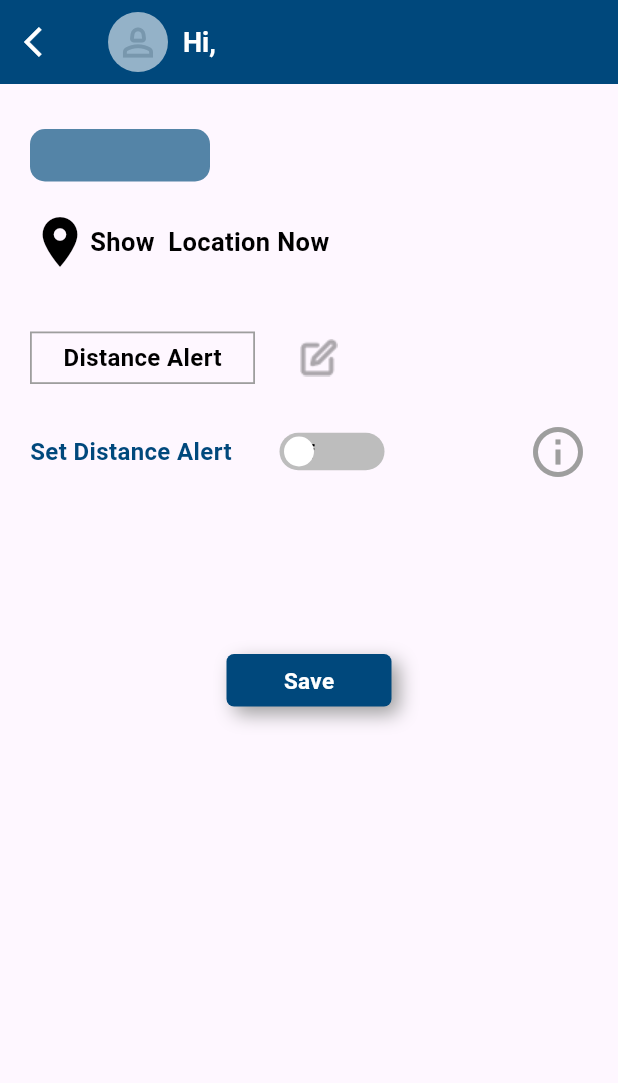
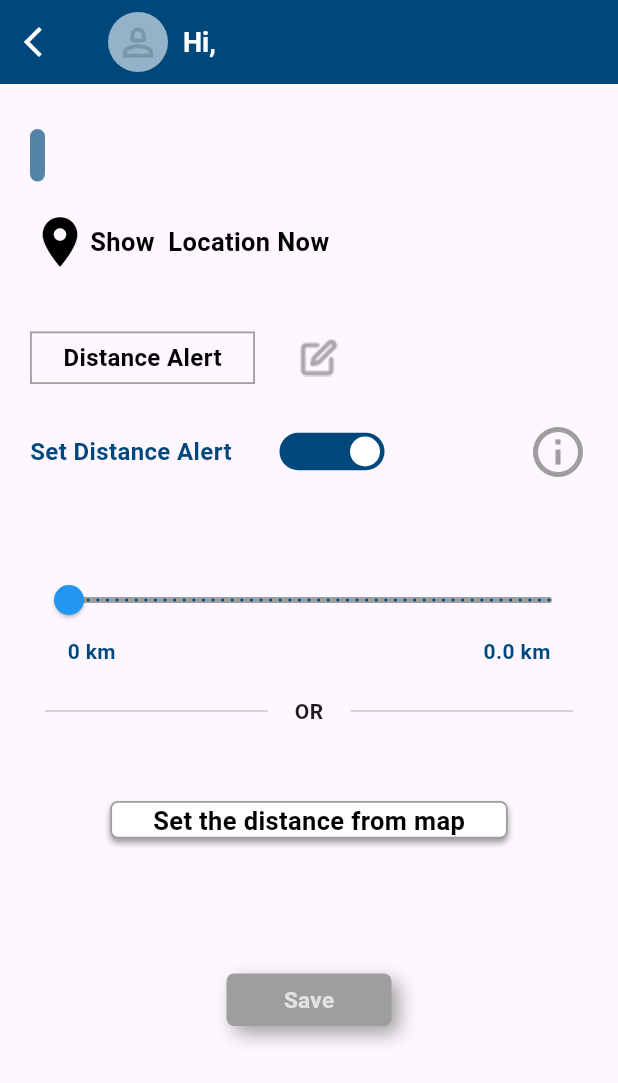
Before and after one commit to aymanaboelela/sight-mata-app-Fluttter-Ai, a Flutter app: the UserlocationnowView screen opened directly with empty values, on a phone screen of 412 x 824 dp. Shown: the top 1083 px of the screen. Run offline on Flutter 3.47's test engine with Material 3 defaults, Android fonts, the phone set to English and light mode, and no system bars; drawn by our look-alikes of modal_progress_hud_nsn; our stand-ins replace bloc, curved_navigation_bar, dots_indicator, flutter_bloc, flutter_screenutil, font_awesome_flutter and 6 more; accounts and stored records are empty; project files that could hold a hidden picture were left out.

Commit message:
feat: add update data functionality and integrate animate_do package

```diff
--- a/lib/controllers/add_data_cubit/data_state.dart
+++ b/lib/controllers/add_data_cubit/data_state.dart
@@ -27,3 +27,12 @@ class GetDataError extends DataState {
   final String message;
   GetDataError({required this.message});
 }
+
+class UpdateDataLoading extends DataState {}
+
+class UpdateDataSuccess extends DataState {}
+
+class UpdateDataError extends DataState {
+  final String message;
+  UpdateDataError({required this.message});
+}
--- a/lib/presentation/screens/Distance_Off_view.dart
+++ b/lib/presentation/screens/Distance_Off_view.dart
@@ -17,9 +17,10 @@ class DistanceOffView extends StatefulWidget {
 }
 
 class _DistanceOffViewState extends State<DistanceOffView> {
-  bool isSwitched = false; // Initial state
+  bool isSwitched = false;
   TextEditingController? nameController = TextEditingController();
   TextEditingController? emailController = TextEditingController();
+  double ?distance ;
 
   @override
   // ignore: override_on_non_overriding_member
@@ -146,8 +147,12 @@ class _DistanceOffViewState extends State<DistanceOffView> {
                       ),
 
                       isSwitched
-                          ? SwitchedOn()
-                          : SizedBox(), // if isSwitched is true, show SwitchedOn (there are inside it a slider and set distance from map) widget
+                          ? SwitchedOn(
+                              onChanged: (p0) {
+                                distance = p0;
+                              },
+                            )
+                          : const SizedBox(), // if isSwitched is true, show SwitchedOn (there are inside it a slider and set distance from map) widget
 
                       const SizedBox(
                         height: 90,
@@ -158,7 +163,7 @@ class _DistanceOffViewState extends State<DistanceOffView> {
                             context.read<DataCubit>().addData(
                                 name: nameController!.text,
                                 email: emailController!.text,
-                                distance: 10,
+                                distance: distance,
                                 lat: 10,
                                 lon: 10);
                           }
--- a/lib/presentation/screens/UserLocationNow_view.dart
+++ b/lib/presentation/screens/UserLocationNow_view.dart
@@ -1,4 +1,10 @@
+import 'package:animate_do/animate_do.dart';
 import 'package:flutter/material.dart';
+import 'package:flutter_bloc/flutter_bloc.dart';
+import 'package:lottie/lottie.dart';
+import 'package:modal_progress_hud_nsn/modal_progress_hud_nsn.dart';
+import 'package:sight_mate_app/controllers/add_data_cubit/data_cubit.dart';
+import 'package:sight_mate_app/core/constants/app_assets.dart';
 import 'package:sight_mate_app/core/constants/colors.dart';
 import 'package:sight_mate_app/core/constants/constans.dart';
 import 'package:sight_mate_app/core/helper/cach_data.dart';
@@ -17,8 +23,16 @@ class UserlocationnowView extends StatefulWidget {
 }
 
 class _UserlocationnowViewState extends State<UserlocationnowView> {
-  bool isSwitched = false;
+  late bool isSwitched;
+
   @override
+  void initState() {
+    super.initState();
+    isSwitched = widget.data.distance == null ? false : true;
+  }
+
+  double? newDistance;
+
   Widget build(BuildContext context) {
     String name = CacheData.getData(key: userNameUser);
     return Scaffold(
@@ -53,14 +67,32 @@ class _UserlocationnowViewState extends State<UserlocationnowView> {
           ],
         ),
       ),
-      body: Padding(
+      body: BlocConsumer<DataCubit, DataState>(
+        listener: (context, state) {
+          if (state is UpdateDataSuccess) {
+            ScaffoldMessenger.of(context)
+                .showSnackBar(SnackBar(content: Text("Data Updated")));
+          }
+          if (state is UpdateDataError) {
+            ScaffoldMessenger.of(context).showSnackBar(
+                SnackBar(content: Text(state.message.toString())));
+          }
+        },
+        builder: (context, state) {
+          return ModalProgressHUD(
+            inAsyncCall: state is UpdateDataLoading,
+            progressIndicator: Lottie.asset(AppAssets.loding, height: 150),
+            child: Padding(
               padding: EdgeInsets.only(right: 20, left: 20, top: 30),
               child: SingleChildScrollView(
+                child: FadeInUp(
                   child: Column(
                     crossAxisAlignment: CrossAxisAlignment.start,
                     children: [
+                      Row(
+                        children: [
                           Container(
-                width: 120,
+                            padding: EdgeInsets.all(5),
                             alignment: Alignment.center,
                             height: 35,
                             decoration: BoxDecoration(
@@ -69,9 +101,14 @@ class _UserlocationnowViewState extends State<UserlocationnowView> {
                             ),
                             child: Text(
                               widget.data.username,
-                  style: const TextStyle(color: Colors.white, fontSize: 17),
+                              style: const TextStyle(
+                                  color: Colors.white, fontSize: 17),
                             ),
                           ),
+                          Spacer(),
+                        ],
+                      ),
+
                       const SizedBox(
                         height: 20,
                       ),
@@ -151,13 +188,14 @@ class _UserlocationnowViewState extends State<UserlocationnowView> {
                                         ? Alignment.centerRight
                                         : Alignment.centerLeft,
                                     child: Padding(
-                              padding:
-                                  const EdgeInsets.symmetric(horizontal: 5.0),
+                                      padding: const EdgeInsets.symmetric(
+                                          horizontal: 5.0),
                                       child: Text(
                                         isSwitched ? "on" : "off",
                                         style: TextStyle(
-                                  color:
-                                      isSwitched ? Colors.white : Colors.black,
+                                          color: isSwitched
+                                              ? Colors.white
+                                              : Colors.black,
                                           fontWeight: FontWeight.bold,
                                         ),
                                       ),
@@ -172,7 +210,8 @@ class _UserlocationnowViewState extends State<UserlocationnowView> {
                                     child: Container(
                                       width: 20,
                                       height: 20,
-                              margin: const EdgeInsets.symmetric(horizontal: 3),
+                                      margin: const EdgeInsets.symmetric(
+                                          horizontal: 3),
                                       decoration: const BoxDecoration(
                                         shape: BoxShape.circle,
                                         color: Colors.white,
@@ -197,17 +236,43 @@ class _UserlocationnowViewState extends State<UserlocationnowView> {
                         ],
                       ),
                       isSwitched
-                  ? SwitchedOn()
-                  : SizedBox(), // if isSwitched is true, show SwitchedOn (there are inside it a slider and set distance from map) widget
+                          ? FadeInUp(
+                              child: SwitchedOn(
+                                currentValue: widget.data.distance,
+                                onChanged: (p0) {
+                                  newDistance = p0;
+                                  setState(() {});
+                                },
+                              ),
+                            )
+                          : const SizedBox(), // if isSwitched is true, show SwitchedOn (there are inside it a slider and set distance from map) widget
 
                       const SizedBox(
                         height: 90,
                       ),
-              Center(child: Savebutton(onPressed: () {}))
+                      Center(
+                        child: newDistance != null
+                            ? Savebutton(
+                                onPressed: () {
+                                  context.read<DataCubit>().updateData(
+                                        email: widget.data.email,
+                                        name: widget.data.username,
+                                        distance: newDistance,
+                                        lat: 30.0,
+                                        lon: 40.0,
+                                      );
+                                },
+                              )
+                            : SavebuttonOf(),
+                      )
                     ],
                   ),
                 ),
               ),
+            ),
+          );
+        },
+      ),
     );
   }
 }
--- a/lib/presentation/screens/home_view.dart
+++ b/lib/presentation/screens/home_view.dart
@@ -1,5 +1,7 @@
 import 'package:curved_navigation_bar/curved_navigation_bar.dart';
 import 'package:flutter/material.dart';
+import 'package:flutter_bloc/flutter_bloc.dart';
+import 'package:sight_mate_app/controllers/add_data_cubit/data_cubit.dart';
 import 'package:sight_mate_app/core/constants/colors.dart';
 import 'package:sight_mate_app/presentation/screens/Location_view.dart';
 import 'package:sight_mate_app/presentation/screens/Notification_view.dart';
--- a/lib/presentation/widgets/Switched_ON.dart
+++ b/lib/presentation/widgets/Switched_ON.dart
@@ -3,20 +3,32 @@ import 'package:sight_mate_app/core/constants/colors.dart';
 import 'package:sight_mate_app/presentation/widgets/SetDistanceContainer.dart';
 
 class SwitchedOn extends StatefulWidget {
-  const SwitchedOn({super.key});
+  const SwitchedOn({super.key, required this.onChanged, this.currentValue});
 
   @override
   State<SwitchedOn> createState() => _SwitchedOnState();
+
+  final Function(double) onChanged;
+  final double? currentValue;
 }
 
 class _SwitchedOnState extends State<SwitchedOn> {
   double _currentValue = 0;
 
   @override
+  void initState() {
+    _currentValue = widget.currentValue ?? 0;
+    setState(() {});
+    super.initState();
+  }
+
+  @override
   Widget build(BuildContext context) {
     return Column(
       children: [
-        const SizedBox(height: 30,),
+        const SizedBox(
+          height: 30,
+        ),
         Slider(
           value: _currentValue,
           min: 0,
@@ -28,22 +40,23 @@ class _SwitchedOnState extends State<SwitchedOn> {
           onChanged: (value) {
             setState(() {
               _currentValue = value;
+              widget.onChanged(_currentValue);
             });
           },
         ),
-          const Padding(
+        Padding(
           padding: EdgeInsets.symmetric(horizontal: 25),
           child: Row(
             children: [
-                Text(
+              const Text(
                 "0 km",
                 style: TextStyle(
                     color: AppColors.primaryBlueColor,
                     fontWeight: FontWeight.bold),
               ),
-                Spacer(),
-                Text("50 km",
-                    style: TextStyle(
+              const Spacer(),
+              Text("$_currentValue km",
+                  style: const TextStyle(
                       color: AppColors.primaryBlueColor,
                       fontWeight: FontWeight.bold))
             ],
@@ -52,10 +65,32 @@ class _SwitchedOnState extends State<SwitchedOn> {
         const SizedBox(
           height: 20,
         ),
-          const Text(
-            "________________________ OR _________________________",
+        const Row(
+          children: [
+            Expanded(
+              child: Divider(
+                thickness: 1,
+                indent: 10,
+                endIndent: 10,
+              ),
+            ),
+            Padding(
+              padding: EdgeInsets.symmetric(horizontal: 8.0),
+              child: Text(
+                "OR",
                 style: TextStyle(fontWeight: FontWeight.bold),
               ),
+            ),
+            Expanded(
+              child: Divider(
+                thickness: 1,
+                indent: 10,
+                endIndent: 10,
+              ),
+            ),
+          ],
+        ),
+
         const SizedBox(
           height: 50,
         ),
--- a/pubspec.yaml
+++ b/pubspec.yaml
@@ -28,6 +28,7 @@ environment:
 # the latest version available on pub.dev. To see which dependencies have newer
 # versions available, run `flutter pub outdated`.
 dependencies:
+  animate_do: ^4.0.1
   bloc: ^9.0.0
   cupertino_icons: ^1.0.8
   curved_navigation_bar: ^1.0.6
```
Also changed, not shown: lib/controllers/add_data_cubit/data_cubit.dart (+49 -10 lines), lib/presentation/screens/Users_views.dart (+6 -1 lines), pubspec.lock. Lines whose indentation alone changed are shown as unchanged.
